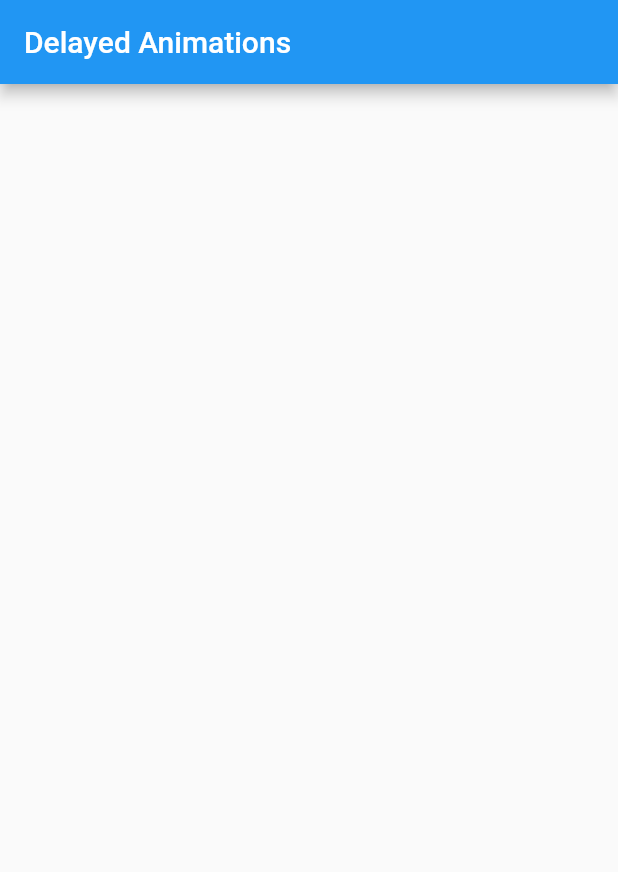
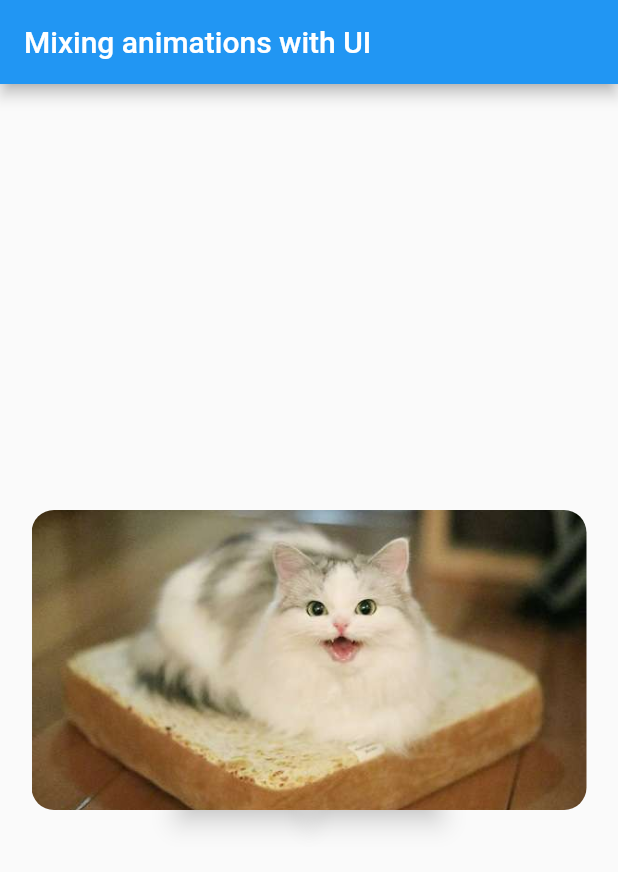
Before and after one commit to Winreer324/lessons-raja-by-flutter, a Flutter app: the first screen one second after launch, on a phone screen of 412 x 824 dp. Shown: the top 872 px of the screen. Run offline on Flutter 3.47's test engine with Material 2 defaults, Android fonts, the phone set to English and light mode, and no system bars; our stand-ins replace cloud_firestore, flutter_map, latlong; missing offline and left inert: flutter_circular_chart, geocoder; accounts and stored records are empty.

Commit message:
lessons raja by flutter

```diff
--- a/lib/lessons.dart
+++ b/lib/lessons.dart
@@ -6,6 +6,10 @@ import 'package:raja_yogan/the_lessons/lesson13_geocoding_firestore.dart';
 import 'package:raja_yogan/the_lessons/lesson14_animations.dart';
 import 'package:raja_yogan/the_lessons/lesson15_gestures.dart';
 import 'package:raja_yogan/the_lessons/lesson16_delayed_animations.dart';
+import 'package:raja_yogan/the_lessons/lesson17_parenting_animations.dart';
+import 'package:raja_yogan/the_lessons/lesson18_transforming_animations.dart';
+import 'package:raja_yogan/the_lessons/lesson19_value_change_animations.dart';
+import 'package:raja_yogan/the_lessons/lesson20_mixing_animations_with_ui.dart';
 import 'package:raja_yogan/the_lessons/lesson6_input_widgets.dart';
 import 'package:raja_yogan/the_lessons/lesson7_side_menu.dart';
 import 'package:raja_yogan/the_lessons/lesson8_slivers.dart';
@@ -47,5 +51,17 @@ class MyHomePage extends StatefulWidget {
 //  HomePageGesturesState createState() => HomePageGesturesState();
 
   //  16 Delayed Animations
-  HomePageDelayedAnimationsState createState() => HomePageDelayedAnimationsState();
+//  HomePageDelayedAnimationsState createState() => HomePageDelayedAnimationsState();
+
+  //  17 Parenting Animations
+//  HomePageParentingAnimationsState createState() => HomePageParentingAnimationsState();
+
+  //  18 Transforming Animations
+//  HomePageTransformingAnimationsState createState() => HomePageTransformingAnimationsState();
+
+  //  19 Value Change Animations Animations
+//  HomePageValueChangeAnimationsState createState() => HomePageValueChangeAnimationsState();
+
+//  20 Mixing animations with UI
+  HomePageMixingAnimationsState createState() => HomePageMixingAnimationsState();
 }
--- /dev/null
+++ b/lib/the_lessons/lesson20_mixing_animations_with_ui.dart
@@ -0,0 +1,94 @@
+import 'package:flutter/animation.dart';
+import 'package:flutter/material.dart';
+import 'package:raja_yogan/lessons.dart';
+
+//lessons 20
+// Flutter - Mixing animations with UI
+//link video https://www.youtube.com/watch?v=OVM8nlemVEs&index=28&list=PLgGjX33Qsw-EMsLf8TmsYhKOCx2ALZiKi
+
+class HomePageMixingAnimationsState extends State<MyHomePage> with SingleTickerProviderStateMixin{
+  Animation animation;
+  AnimationController animationController;
+
+  @override
+  void initState() {
+    super.initState();
+    animationController = AnimationController(duration: Duration(milliseconds: 500),vsync: this);
+
+    animation = Tween(begin: 0, end: -0.15).animate(
+        CurvedAnimation(parent: animationController, curve: Curves.bounceIn));
+
+  }
+
+  @override
+  Widget build(BuildContext context) {
+    final width = MediaQuery.of(context).size.width;
+
+    return AnimatedBuilder(
+      animation: animationController,
+      builder: (BuildContext context, Widget child) {
+        return Scaffold(
+          appBar: AppBar(
+            title: Text('Mixing animations with UI'),
+          ),
+          body: Center(
+            child: Stack(
+              children: <Widget>[
+                Center(
+                  child: Container(
+                    padding: EdgeInsets.only(top: 25),
+                    width: 350,
+                    height: 200,
+                    decoration: BoxDecoration(
+                      borderRadius: BorderRadius.circular(15)
+                    ),
+                    child: Row(
+                      crossAxisAlignment: CrossAxisAlignment.end,
+                      mainAxisAlignment: MainAxisAlignment.center,
+                      children: <Widget>[
+                        RaisedButton(
+                          child: Text("Buy"),
+                          elevation: 7,
+                          color: Colors.red,
+                          textColor: Colors.white,
+                          onPressed: (){}
+                        ),
+                        RaisedButton(
+                            child: Text("Details"),
+                            elevation: 7,
+                            color: Colors.blue,
+                            textColor: Colors.white,
+                            onPressed: (){}
+                        ),
+                      ],
+                    ),
+                  ),
+                ),
+                Center(
+                  child: GestureDetector(
+                    child: Container(
+                      alignment: Alignment.bottomCenter,
+                      width: 370,
+                      height: 200,
+                      decoration: BoxDecoration(
+                        borderRadius: BorderRadius.circular(15),
+                        image: DecorationImage(image: AssetImage("assets/catlove.jpg"),fit: BoxFit.cover)
+                      ),
+                      transform: Matrix4.translationValues(0.0, animation.value * width, 0.0),
+                    ),
+                    onTap: (){
+                      animationController.forward();
+                    },
+                    onDoubleTap: (){
+                      animationController.reverse();
+                    },
+                  ),
+                )
+              ],
+            )
+          ),
+        );
+      }
+    );
+  }
+}
--- a/pubspec.yaml
+++ b/pubspec.yaml
@@ -52,7 +52,9 @@ flutter:
   # assets:
   #  - images/a_dot_burr.jpeg
   #  - images/a_dot_ham.jpeg
-
+  assets:
+     - assets/bill_up_close.jpg
+     - assets/catlove.jpg
   # An image asset can refer to one or more resolution-specific "variants", see
   # https://flutter.io/assets-and-images/#resolution-aware.
 
```
Also changed, not shown: lib/the_lessons/lesson17_parenting_animations.dart (added, +109 -0 lines), lib/the_lessons/lesson18_transforming_animations.dart (added, +66 -0 lines), lib/the_lessons/lesson19_value_change_animations.dart (added, +48 -0 lines), assets/bill_up_close.jpg (added), assets/catlove.jpg (added).
